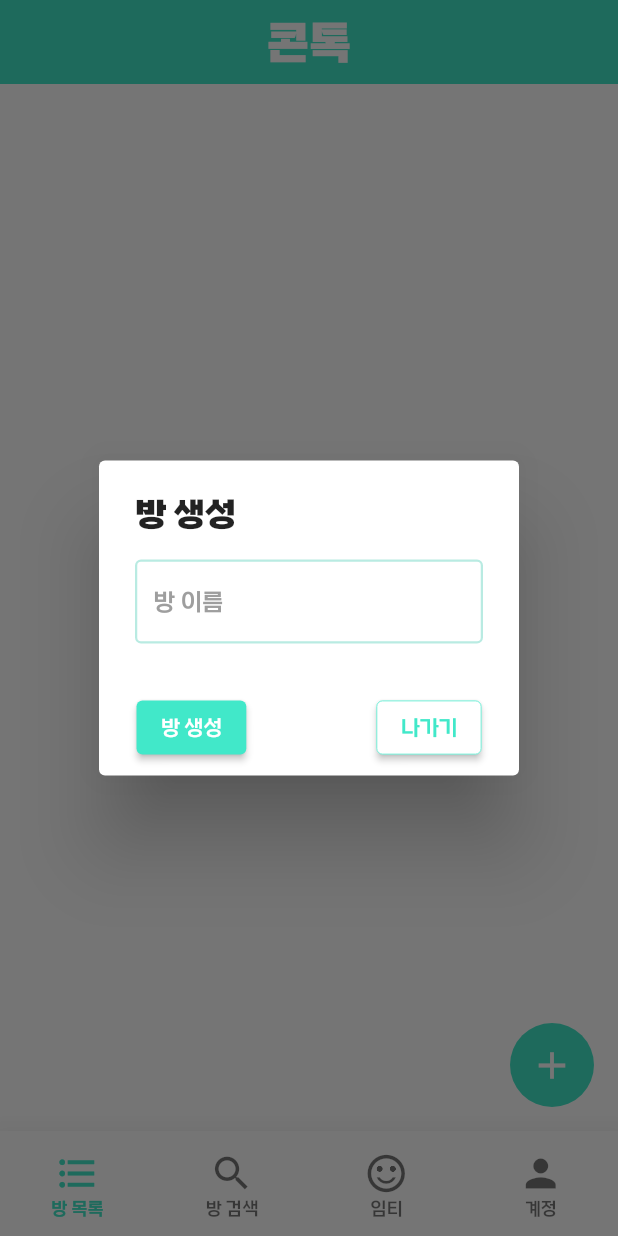
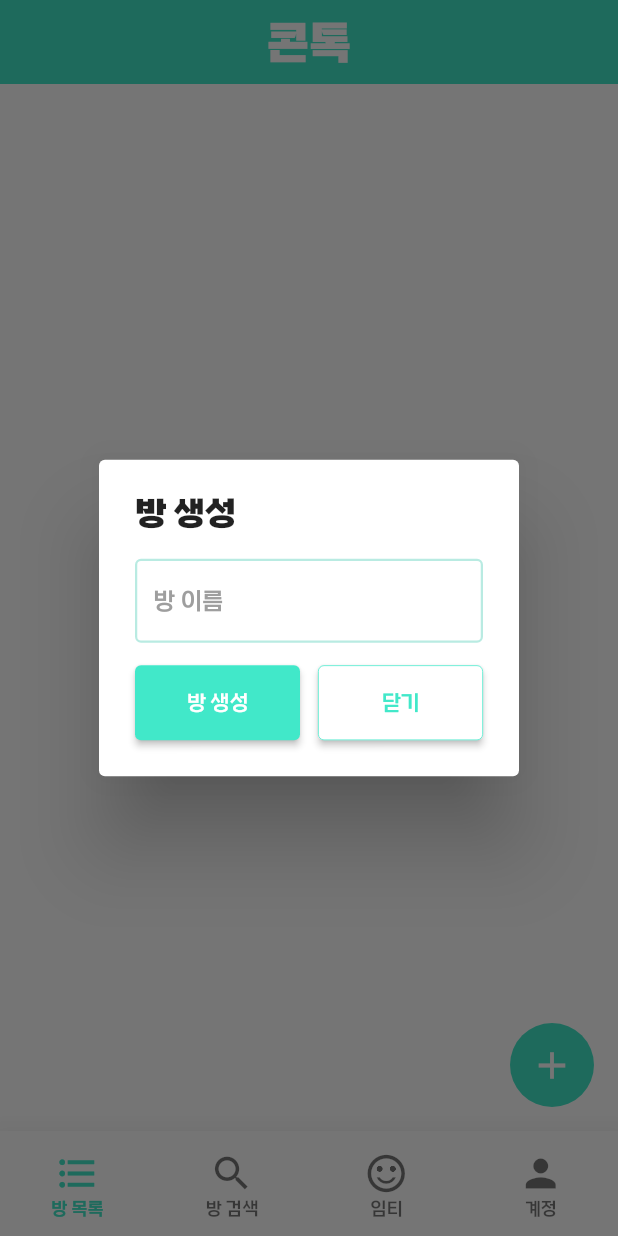
Before and after one commit to cyerin138/my_chatapp, a Flutter app: the HomePage screen opened directly, after a tap on the "add circle" icon, on a phone screen of 412 x 824 dp. Run offline on Flutter 3.47's test engine with Material 2 defaults, Android fonts, the phone set to English and light mode, and no system bars; our stand-ins replace cloud_firestore, firebase_auth, firebase_core, shared_preferences; missing offline and left inert: cloud_firestore_web, firebase_auth_web, firebase_core_web, shared_preferences_web; accounts and stored records are empty.

Commit message:
Update home_page.dart

```diff
--- a/lib/pages/home_page.dart
+++ b/lib/pages/home_page.dart
@@ -285,16 +285,13 @@ class _HomePageState extends State<HomePage> {
                               labelText: "방 이름",
                               labelStyle: TextStyle(color: Colors.grey)),
                         ),
-                ],
-              ),
-              actions: [
-                Padding(
-                  padding: const EdgeInsets.symmetric(horizontal: 17, vertical: 0),
-                  child: Row(
+                  SizedBox( height: 15,),
+                  Row(
                     mainAxisAlignment: MainAxisAlignment.spaceBetween,
                     children: [
-
-                      ElevatedButton(
+                      SizedBox(
+                        width :110 ,
+                        child: ElevatedButton(
                           onPressed: () async {
                             if (groupName != "") {
                               setState(() {
@@ -302,37 +299,49 @@ class _HomePageState extends State<HomePage> {
                               });
                               DatabaseService(
                                       uid: FirebaseAuth.instance.currentUser!.uid)
-                                .createGroup(userName,
-                                    FirebaseAuth.instance.currentUser!.uid, groupName)
+                                  .createGroup(
+                                      userName,
+                                      FirebaseAuth.instance.currentUser!.uid,
+                                      groupName)
                                   .whenComplete(() {
                                 _isLoading = false;
                               });
                               Navigator.of(context).pop();
-                            showSnackbar(context, Colors.green, "성공적으로 방이 생성되었습니다.");
+                              showSnackbar(
+                                  context, Colors.green, "성공적으로 방이 생성되었습니다.");
                             }
                           },
                           style: ElevatedButton.styleFrom(
-                            primary: Theme.of(context).primaryColor),
+                            primary: Theme.of(context).primaryColor,
+                            padding: const EdgeInsets.symmetric(
+                                horizontal: 0, vertical: 18),
+                          ),
                           child: Text("방 생성"),
                         ),
-                      ElevatedButton(
+                      ),
+                      SizedBox(
+                        width : 110,
+                        child: ElevatedButton(
                           onPressed: () {
                             Navigator.of(context).pop();
                           },
                           style: ElevatedButton.styleFrom(
                               side: BorderSide(
                                 width: 0.5,
-                              color:Color.fromARGB(255, 65, 232, 201),
+                                color: Color.fromARGB(255, 65, 232, 201),
                               ),
+                              padding: const EdgeInsets.symmetric(
+                                  horizontal: 0, vertical: 18),
                               backgroundColor: Colors.white),
-                        child: Text("나가기",
-                            style: TextStyle(color: Theme.of(context).primaryColor)),
+                          child: Text("닫기",
+                              style: TextStyle(
+                                  color: Theme.of(context).primaryColor)),
+                        ),
                       ),
                     ],
                   ),
+                ],
               ),
-
-              ],
             );
           }));
         });
```
Lines whose indentation alone changed are shown as unchanged.
